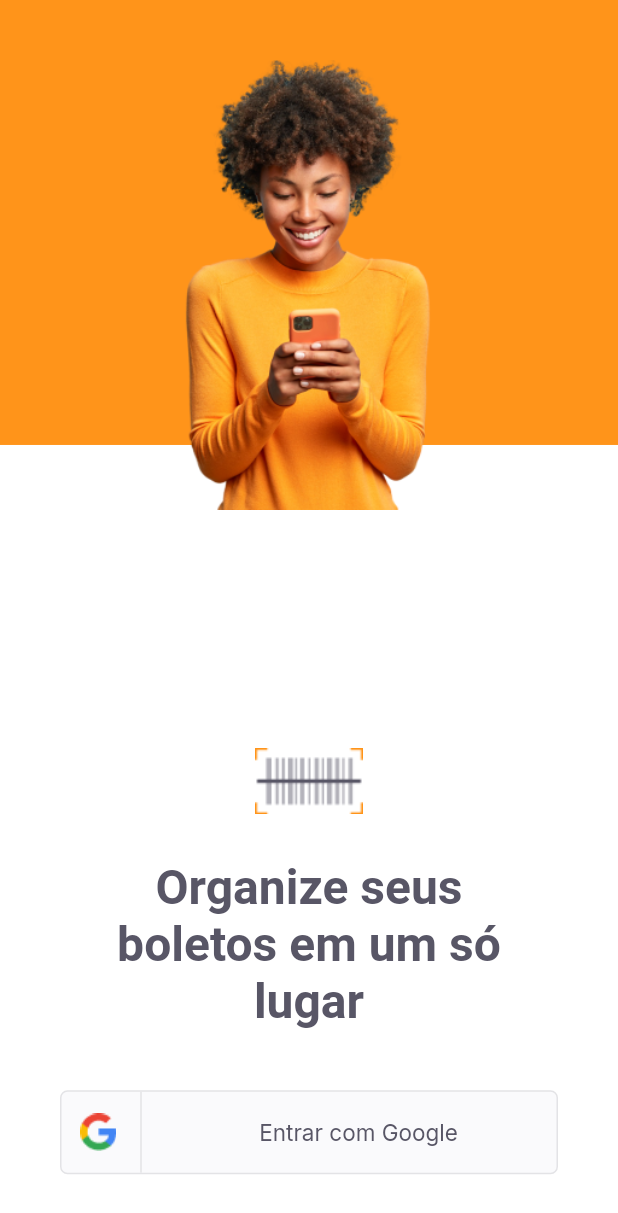
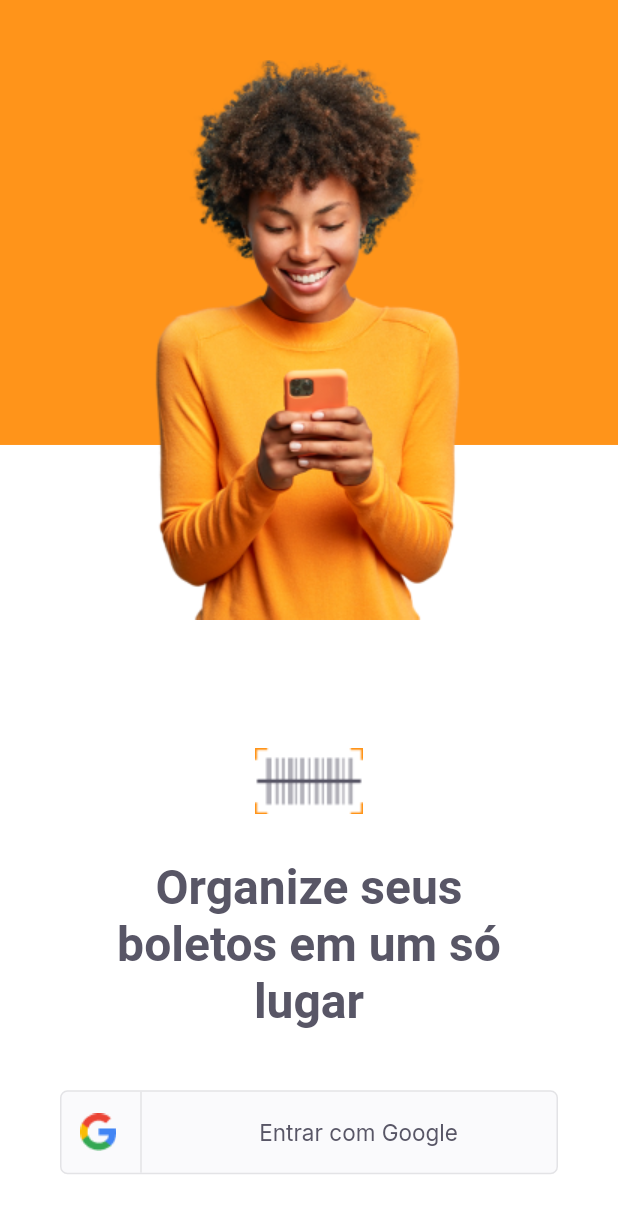
Before and after one commit to leonardoalbanez/nlw, a Flutter app: the screen it shows after launch, on a phone screen of 412 x 824 dp. Shown: the top 1213 px of the screen. Run offline on Flutter 3.47's test engine with Material 2 defaults, Android fonts, the phone set to English and light mode, and no system bars; our stand-ins replace camera, firebase_core, flutter_masked_text2, font_awesome_flutter, google_fonts, google_sign_in and 2 more; missing offline and left inert: animated_card, google_ml_kit; accounts and stored records are empty.

Commit message:
third commit

```diff
--- a/lib/modules/login/login_page.dart
+++ b/lib/modules/login/login_page.dart
@@ -37,7 +37,7 @@ class _LoginPageState extends State<LoginPage> {
                 child: Image.asset(
                   AppImages.person,
                   width: 208,
-                  height: 300,
+                  height: 373,
                 )),
             Positioned(
               bottom: size.height * 0.05,
```
